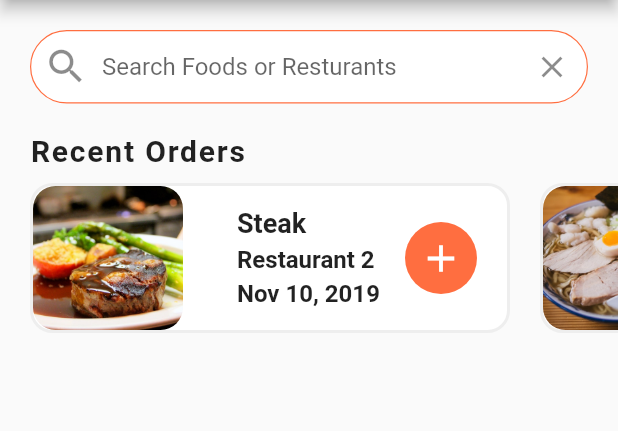
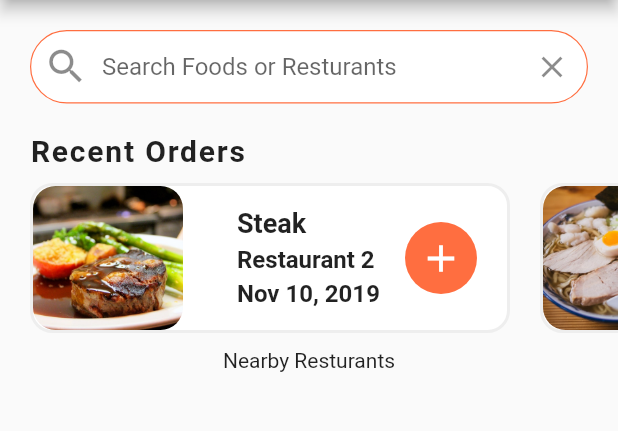
Before and after one commit to NdegwaJulius/food-delivery-UI, a Flutter app: the screen it shows after launch, on a phone screen of 412 x 824 dp, the part 84-515 px from its top. Run offline on Flutter 3.47's test engine with Material 2 defaults, Android fonts, the phone set to English and light mode, and no system bars.

Commit message:
Setting Up Nearby Resturants Screen

```diff
--- a/lib/screens/home_screen.dart
+++ b/lib/screens/home_screen.dart
@@ -65,6 +65,11 @@ class _HomeScreenState extends State<HomeScreen> {
             ),
           ),
           RecentOrders(),
+          Column(
+            children: <Widget>[
+              Text('Nearby Resturants'),
+            ],
+          ),
         ],
       ),
     );
```
